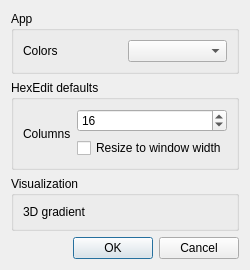
This is src/ui/optionsdialog.ui in codilime/veles as Qt 5 draws it before an edit. The edited form follows.
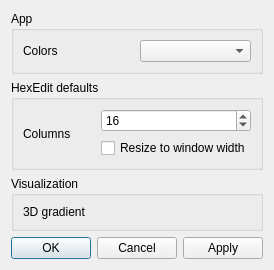
This is the edited form.

Commit message: Add 'Apply' button to the Options dialog

Patch:
```diff
--- a/src/ui/optionsdialog.ui
+++ b/src/ui/optionsdialog.ui
@@ -123,7 +123,7 @@
       <enum>Qt::Horizontal</enum>
      </property>
      <property name="standardButtons">
-      <set>QDialogButtonBox::Cancel|QDialogButtonBox::Ok</set>
+      <set>QDialogButtonBox::Apply|QDialogButtonBox::Cancel|QDialogButtonBox::Ok</set>
      </property>
     </widget>
    </item>
```
The commit also changes 2 other files.
